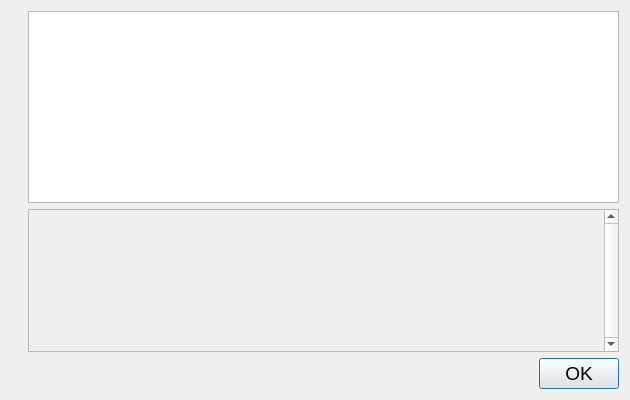
First picture: the form in src/qt/forms/helpmessagedialog.ui, repository nyerium-core/nyerium, before the edit.
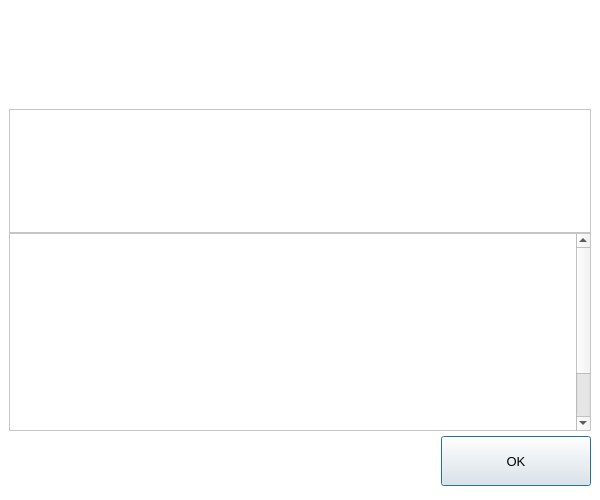
Second picture: the form after the edit. Icons and pictures are not drawn.

Diff of the .ui file:
```diff
--- a/src/qt/forms/helpmessagedialog.ui
+++ b/src/qt/forms/helpmessagedialog.ui
@@ -6,25 +6,81 @@
    <rect>
     <x>0</x>
     <y>0</y>
-    <width>630</width>
-    <height>400</height>
+    <width>600</width>
+    <height>500</height>
    </rect>
   </property>
   <property name="minimumSize">
    <size>
-    <width>630</width>
-    <height>400</height>
+    <width>600</width>
+    <height>500</height>
    </size>
   </property>
   <property name="font">
    <font>
-    <pointsize>14</pointsize>
+    <pointsize>10</pointsize>
    </font>
   </property>
   <property name="windowTitle">
    <string notr="true">Nyerium Core - Command-line options</string>
   </property>
-  <layout class="QHBoxLayout" name="horizontalLayout_2">
+  <property name="styleSheet">
+   <string notr="true">#HelpMessageDialog {
+	background-color:#FFFFFF;
+}</string>
+  </property>
+  <layout class="QVBoxLayout" name="verticalLayout_3">
+   <property name="spacing">
+    <number>0</number>
+   </property>
+   <property name="leftMargin">
+    <number>0</number>
+   </property>
+   <property name="topMargin">
+    <number>0</number>
+   </property>
+   <property name="rightMargin">
+    <number>0</number>
+   </property>
+   <property name="bottomMargin">
+    <number>0</number>
+   </property>
+   <item>
+    <widget class="QWidget" name="helpContainer" native="true">
+     <property name="sizePolicy">
+      <sizepolicy hsizetype="Preferred" vsizetype="Preferred">
+       <horstretch>0</horstretch>
+       <verstretch>100</verstretch>
+      </sizepolicy>
+     </property>
+     <property name="minimumSize">
+      <size>
+       <width>0</width>
+       <height>200</height>
+      </size>
+     </property>
+     <property name="styleSheet">
+      <string notr="true">#helpContainer{
+	background-color:white;
+	padding:9px;
+}</string>
+     </property>
+     <layout class="QVBoxLayout" name="verticalLayout_4">
+      <property name="spacing">
+       <number>0</number>
+      </property>
+      <property name="leftMargin">
+       <number>9</number>
+      </property>
+      <property name="topMargin">
+       <number>9</number>
+      </property>
+      <property name="rightMargin">
+       <number>9</number>
+      </property>
+      <property name="bottomMargin">
+       <number>9</number>
+      </property>
    <item>
     <widget class="QLabel" name="graphic">
      <property name="sizePolicy">
@@ -33,10 +89,11 @@
        <verstretch>0</verstretch>
       </sizepolicy>
      </property>
-     <property name="font">
-   <font>
-       <pointsize>14</pointsize>
-      </font>
+        <property name="minimumSize">
+         <size>
+          <width>0</width>
+          <height>100</height>
+         </size>
      </property>
      <property name="pixmap">
       <pixmap resource="../nyerium.qrc">:/images/about</pixmap>
@@ -45,13 +102,22 @@
    </item>
    <item>
     <layout class="QVBoxLayout" name="verticalLayout">
+        <property name="topMargin">
+         <number>100</number>
+        </property>
      <item>
       <widget class="QTextEdit" name="helpMessage">
-       <property name="font">
-        <font>
-         
-         <pointsize>14</pointsize>
-        </font>
+          <property name="minimumSize">
+           <size>
+            <width>0</width>
+            <height>0</height>
+           </size>
+          </property>
+          <property name="styleSheet">
+           <string notr="true">#helpMessage {
+background-color:#FFFFFF;
+	color:#e1e7e7;
+}</string>
        </property>
        <property name="readOnly">
         <bool>true</bool>
@@ -60,11 +126,10 @@
      </item>
      <item>
       <widget class="QScrollArea" name="scrollArea">
-       <property name="font">
-        <font>
-         
-         <pointsize>14</pointsize>
-        </font>
+          <property name="styleSheet">
+           <string notr="true">#scrollArea {
+background-color:#FFFFFF;
+}</string>
        </property>
        <property name="verticalScrollBarPolicy">
         <enum>Qt::ScrollBarAlwaysOn</enum>
@@ -77,22 +142,33 @@
          <rect>
           <x>0</x>
           <y>0</y>
-          <width>521</width>
-          <height>143</height>
-         </rect>
-        </property>
+             <width>564</width>
+             <height>263</height>
+            </rect>
+           </property>
+           <property name="styleSheet">
+            <string notr="true">#scrollAreaWidgetContents {
+background-color:#FFFFFF;
+}</string>
+           </property>
         <layout class="QVBoxLayout" name="verticalLayout_2">
          <item>
           <widget class="QLabel" name="aboutMessage">
-           <property name="font">
-            <font>
-             
-             <pointsize>14</pointsize>
-            </font>
+              <property name="minimumSize">
+               <size>
+                <width>0</width>
+                <height>245</height>
+               </size>
            </property>
            <property name="cursor">
             <cursorShape>IBeamCursor</cursorShape>
            </property>
+              <property name="styleSheet">
+               <string notr="true">#aboutMessage {
+background-color:#FFFFFF;
+	color:#e1e7e7;
+}</string>
+              </property>
            <property name="textFormat">
             <enum>Qt::PlainText</enum>
            </property>
@@ -111,61 +187,69 @@
        </widget>
       </widget>
      </item>
+        <item alignment="Qt::AlignVCenter">
+         <widget class="QWidget" name="widget" native="true">
+          <property name="sizePolicy">
+           <sizepolicy hsizetype="Preferred" vsizetype="Preferred">
+            <horstretch>0</horstretch>
+            <verstretch>50</verstretch>
+           </sizepolicy>
+          </property>
+          <property name="minimumSize">
+           <size>
+            <width>0</width>
+            <height>60</height>
+           </size>
+          </property>
+          <layout class="QHBoxLayout" name="horizontalLayout_2">
+           <property name="leftMargin">
+            <number>0</number>
+           </property>
+           <property name="topMargin">
+            <number>0</number>
+           </property>
+           <property name="rightMargin">
+            <number>0</number>
+           </property>
+           <property name="bottomMargin">
+            <number>0</number>
+           </property>
      <item>
-      <widget class="QDialogButtonBox" name="okButton">
-       <property name="font">
-        <font>
-         
-         <pointsize>14</pointsize>
-        </font>
-       </property>
+            <spacer name="horizontalSpacer">
        <property name="orientation">
         <enum>Qt::Horizontal</enum>
        </property>
-       <property name="standardButtons">
-        <set>QDialogButtonBox::Ok</set>
-       </property>
+             <property name="sizeHint" stdset="0">
+              <size>
+               <width>421</width>
+               <height>20</height>
+              </size>
+             </property>
+            </spacer>
+           </item>
+           <item alignment="Qt::AlignVCenter">
+            <widget class="QPushButton" name="pushButtonOk">
+             <property name="minimumSize">
+              <size>
+               <width>150</width>
+               <height>50</height>
+              </size>
+             </property>
+             <property name="text">
+              <string>OK</string>
+             </property>
       </widget>
      </item>
     </layout>
-   </item>
-  </layout>
- </widget>
- <resources>
-  <include location="../nyerium.qrc"/>
- </resources>
- <connections>
-  <connection>
-   <sender>okButton</sender>
-   <signal>accepted()</signal>
-   <receiver>HelpMessageDialog</receiver>
-   <slot>accept()</slot>
-   <hints>
-    <hint type="sourcelabel">
-     <x>20</x>
-     <y>20</y>
-    </hint>
-    <hint type="destinationlabel">
-     <x>20</x>
-     <y>20</y>
-    </hint>
-   </hints>
-  </connection>
-  <connection>
-   <sender>okButton</sender>
-   <signal>rejected()</signal>
-   <receiver>HelpMessageDialog</receiver>
-   <slot>reject()</slot>
-   <hints>
-    <hint type="sourcelabel">
-     <x>20</x>
-     <y>20</y>
-    </hint>
-    <hint type="destinationlabel">
-     <x>20</x>
-     <y>20</y>
-    </hint>
-   </hints>
-  </connection>
- </connections>
+         </widget>
+        </item>
+       </layout>
+      </item>
+     </layout>
+    </widget>
+   </item>
+  </layout>
+ </widget>
+ <resources/>
+ <connections/>
 </ui>
```
Left out of the diff: 2 changed lines with no effect on the pictures. Lines whose indentation alone changed are shown as unchanged.
